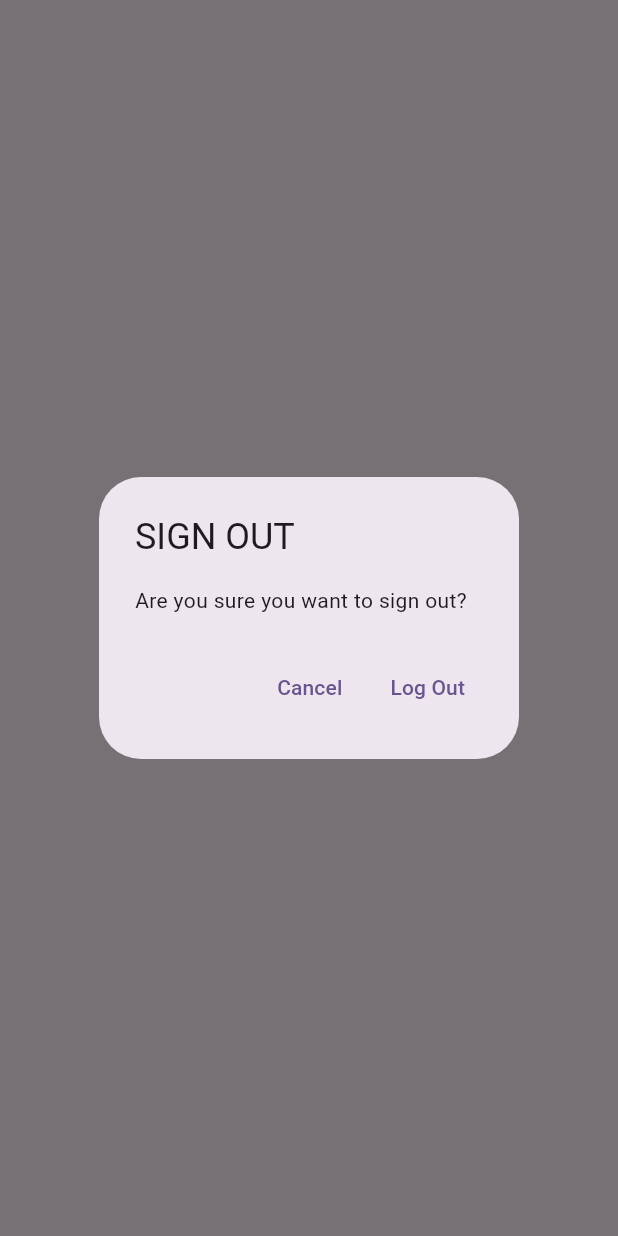
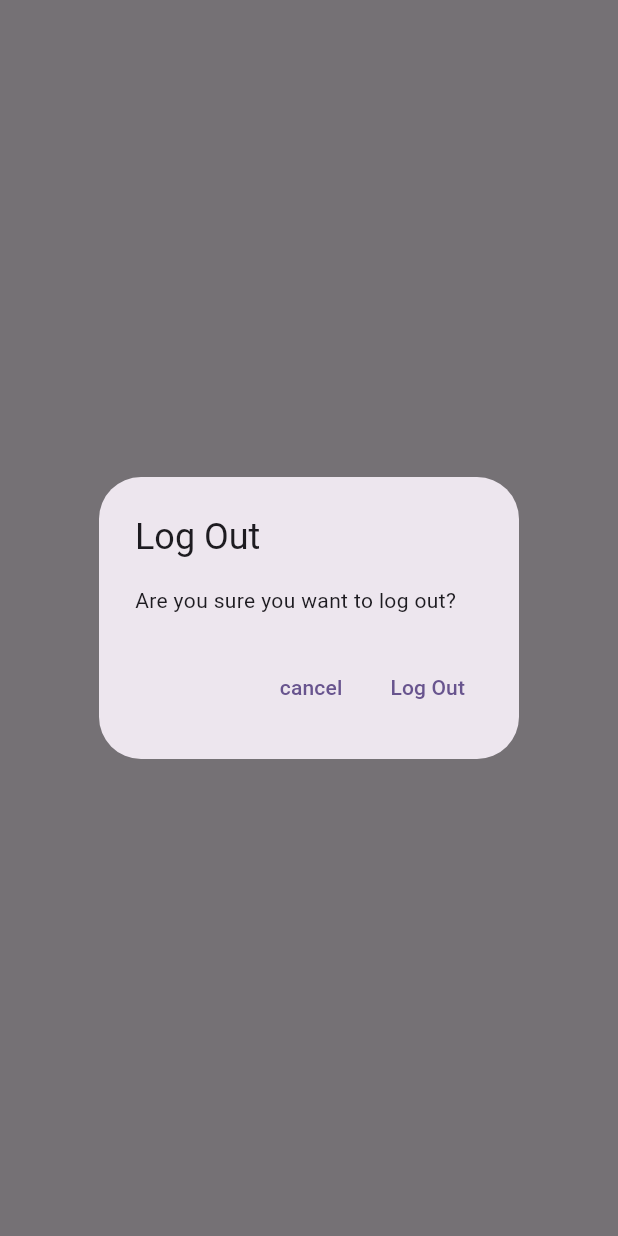
Before and after one commit to Maaz-saqib/tick_notes, a Flutter app: what showLogOutDialog() shows on an empty page, opened directly, on a phone screen of 412 x 824 dp. Run offline on Flutter 3.47's test engine with Material 3 defaults, Android fonts, the light colour scheme and no system bars; our stand-ins replace firebase_auth, firebase_core, sqflite; accounts and stored records are empty; network calls fail.

```diff
--- /dev/null
+++ b/lib/Utilities/Dialog/Generic_Dialog.dart
@@ -0,0 +1,35 @@
+import 'package:flutter/material.dart';
+
+typedef DialogOptionBuilder<T> = Map<String, T> Function();
+
+Future<T?> showGenericDialog<T>({
+  required BuildContext context,
+  required String title,
+  required String content,
+  required DialogOptionBuilder optionBuilder,
+}){
+  final options = optionBuilder();
+  return showDialog<T> (
+    context: context,
+    builder: (context){
+      return AlertDialog(
+        title: Text(title),
+        content: Text(content),
+        actions: options.keys.map( (optionTitle) {
+          final T value = options[optionTitle];
+          return TextButton(
+              onPressed: (){
+                if(value != null){
+                  Navigator.of(context).pop(value);
+                } else {
+                  Navigator.of(context).pop();
+                }
+              },
+              child: Text(optionTitle),
+          );
+        }).toList(),
+      );
+    },
+  );
+
+}
--- /dev/null
+++ b/lib/Utilities/Dialog/LogOut_dialog.dart
@@ -0,0 +1,14 @@
+import 'package:flutter/cupertino.dart';
+import 'package:practice_app/Utilities/Dialog/Generic_Dialog.dart';
+
+Future<bool> showLogOutDialog (BuildContext context){
+  return showGenericDialog(
+      context: context,
+      title: 'Log Out',
+      content: 'Are you sure you want to log out?',
+      optionBuilder: () => {
+        'cancel': false,
+        'Log Out' : true,
+      },
+  ).then( (value) => value ?? false );
+}
--- a/lib/Views/LoginView.dart
+++ b/lib/Views/LoginView.dart
@@ -2,7 +2,7 @@ import 'package:flutter/material.dart';
 import 'package:practice_app/Constants/Routes.dart';
 import 'package:practice_app/Services/Auth/AuthService.dart';
 import '../Services/Auth/AuthException.dart';
-import '../Utilities/ShowErrorDialog.dart';
+import '../Utilities/Dialog/Error_Dialog.dart';
 
 class LoginView extends StatefulWidget {
   const LoginView({super.key});
--- a/lib/Views/Notes/NotesView.dart
+++ b/lib/Views/Notes/NotesView.dart
@@ -1,9 +1,10 @@
-import 'dart:io';
 import 'package:flutter/material.dart';
 import 'package:practice_app/Services/Auth/AuthService.dart';
 import 'package:practice_app/Services/Crud/NotesService.dart';
+import 'package:practice_app/Views/Notes/NotesListView.dart';
 import '../../Constants/Routes.dart';
 import '../../Enums/MenuActions.dart';
+import '../../Utilities/Dialog/LogOut_dialog.dart';
 
 class NotesView extends StatefulWidget {
   const NotesView({super.key});
@@ -78,18 +79,10 @@ class _NotesViewState extends State<NotesView> {
                         case ConnectionState.active:
                           if(snapshot.hasData){
                             final allNotes = snapshot.data as List<DatabaseNote>;
-                            return ListView.builder(
-                                itemCount: allNotes.length,
-                                itemBuilder: (context, index){
-                                  final note = allNotes[index];
-                                  return ListTile(
-                                    title: Text(
-                                      note.text,
-                                      maxLines: 1,
-                                      softWrap: true,
-                                      overflow: TextOverflow.ellipsis,
-                                    ),
-                                  );
+                            return NotesListView(
+                                notes: allNotes,
+                                onDeleteNote: (note) async{
+                                  await _notesService.deleteNote(id: note.id);
                                 });
                           }else{
                             return const CircularProgressIndicator();
@@ -108,29 +101,3 @@ class _NotesViewState extends State<NotesView> {
     );
   }
 }
-
-Future<bool> showLogOutDialog(BuildContext context){
-  return showDialog<bool>(
-    context: context,
-    builder: (context){
-      return AlertDialog(
-        title: const Text('SIGN OUT'),
-        content: const Text('Are you sure you want to sign out?'),
-        actions: [
-          TextButton(
-            onPressed: (){
-              Navigator.of(context).pop(false);
-            },
-            child: const Text('Cancel'),
-          ),
-          TextButton(
-            onPressed: (){
-              Navigator.of(context).pop(true);
-            },
-            child: const Text('Log Out'),
-          ),
-        ],
-      );
-    },
-  ).then ( (value) => value ?? false );
-}
--- a/lib/Views/RegisterView.dart
+++ b/lib/Views/RegisterView.dart
@@ -1,9 +1,8 @@
 import 'package:flutter/material.dart';
 import 'package:practice_app/Constants/Routes.dart';
 import 'package:practice_app/Services/Auth/AuthService.dart';
-import 'package:practice_app/Utilities/ShowErrorDialog.dart';
-
 import '../Services/Auth/AuthException.dart';
+import '../Utilities/Dialog/Error_Dialog.dart';
 
 class RegisterView extends StatefulWidget {
   const RegisterView({super.key});
```
Also changed, not shown: lib/Utilities/Dialog/Error_Dialog.dart (added, +16 -0 lines), lib/Utilities/Dialog/delete_dialog.dart (added, +14 -0 lines), lib/Utilities/ShowErrorDialog.dart (deleted, +0 -20 lines), lib/Views/Notes/NotesListView.dart (added, +43 -0 lines).
